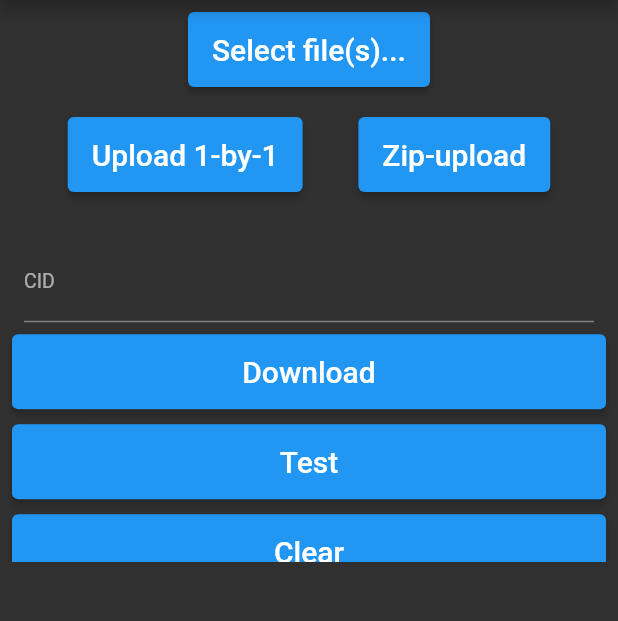
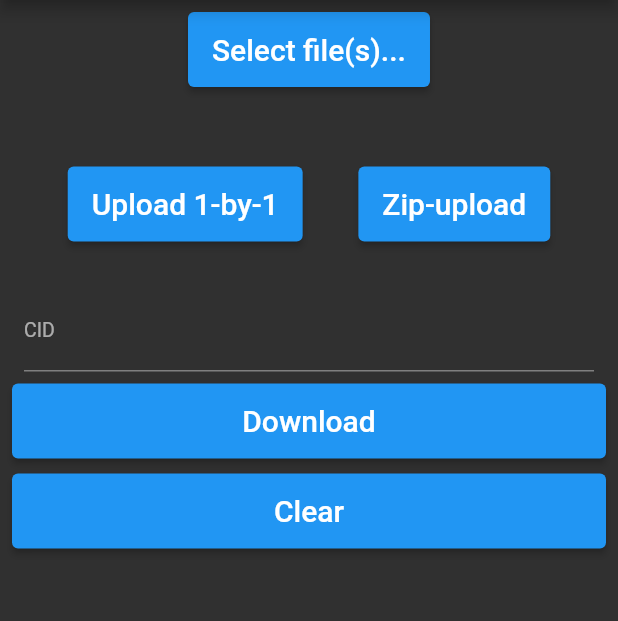
Before and after one commit to tidley/free_the_sauce, a Flutter app: the Home screen opened by its route, on a phone screen of 412 x 824 dp, the part 84-705 px from its top. Run offline on Flutter 3.47's test engine with Material 2 defaults, Android fonts, the phone set to English and light mode, and no system bars; our stand-ins replace file_picker, flutter_dotenv, flutter_riverpod, permission_handler, qr_flutter, share; missing offline and left inert: android_path_provider, tar.

Commit message:
New video

```diff
--- a/lib/routes/home.dart
+++ b/lib/routes/home.dart
@@ -115,7 +115,7 @@ class Home extends ConsumerWidget {
             child: Column(
           children: <Widget>[
             Container(
-              height: MediaQuery.of(context).size.height / 2.2,
+              height: MediaQuery.of(context).size.height / 1.85,
               child: ListView(
                 padding: const EdgeInsets.all(8),
                 children: [
@@ -142,9 +142,15 @@ class Home extends ConsumerWidget {
                   //     ],
                   //   ),
                   // ),
+                  Container(
+                    height: MediaQuery.of(context).size.height / 25,
+                    child: ListView(
+                      padding: const EdgeInsets.all(8),
+                      children: [
                   _fileNameList(),
-
-
+                      ],
+                    ),
+                  ),
                   const SizedBox(
                     height: 10,
                   ),
@@ -195,13 +201,13 @@ class Home extends ConsumerWidget {
                   const SizedBox(
                     height: 10,
                   ),
-                  WideButton(
-                    text: "Test",
-                    onpressed: _test,
-                  ),
-                  const SizedBox(
-                    height: 10,
-                  ),
+                  // WideButton(
+                  //   text: "Test",
+                  //   onpressed: _test,
+                  // ),
+                  // const SizedBox(
+                  //   height: 10,
+                  // ),
                   WideButton(
                     text: "Clear",
                     onpressed: _clearList,
@@ -210,7 +216,7 @@ class Home extends ConsumerWidget {
               ),
             ),
             Container(
-              height: MediaQuery.of(context).size.height / 2.4,
+              height: MediaQuery.of(context).size.height / 2.8,
               child: ListView(
                 padding: const EdgeInsets.all(8),
                 children: const [
```
Also changed, not shown: 1 other file.
